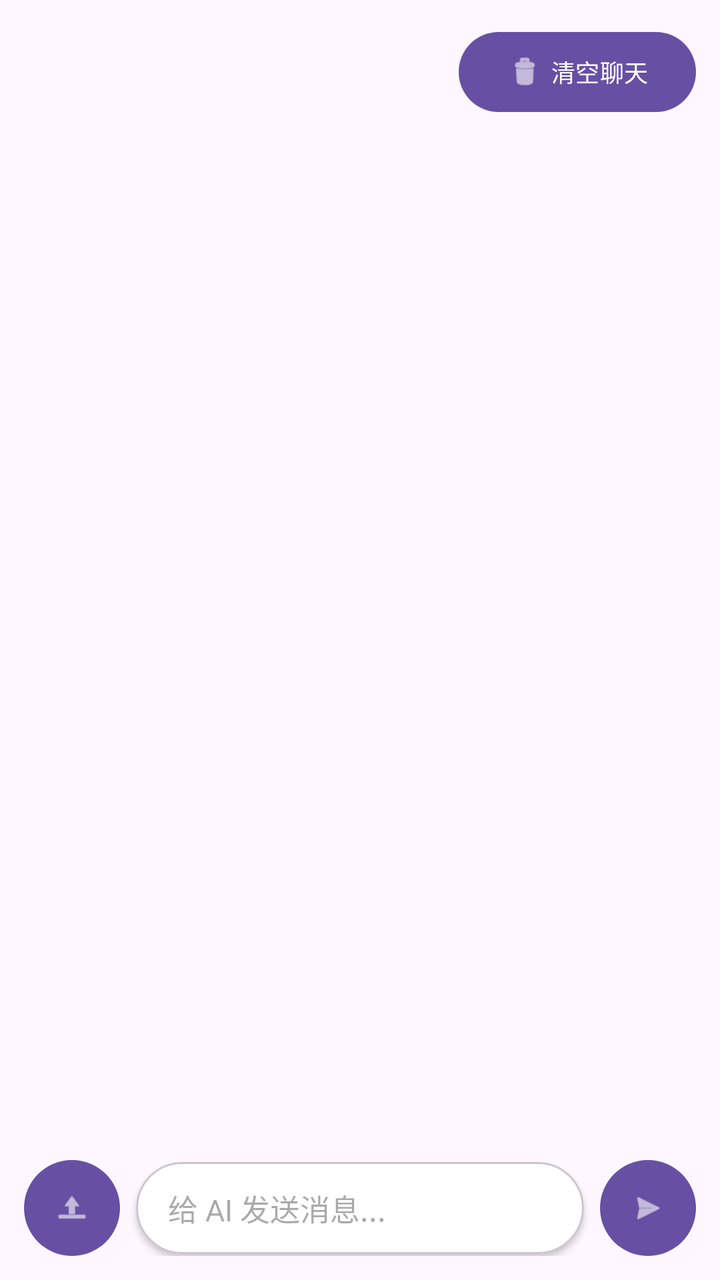
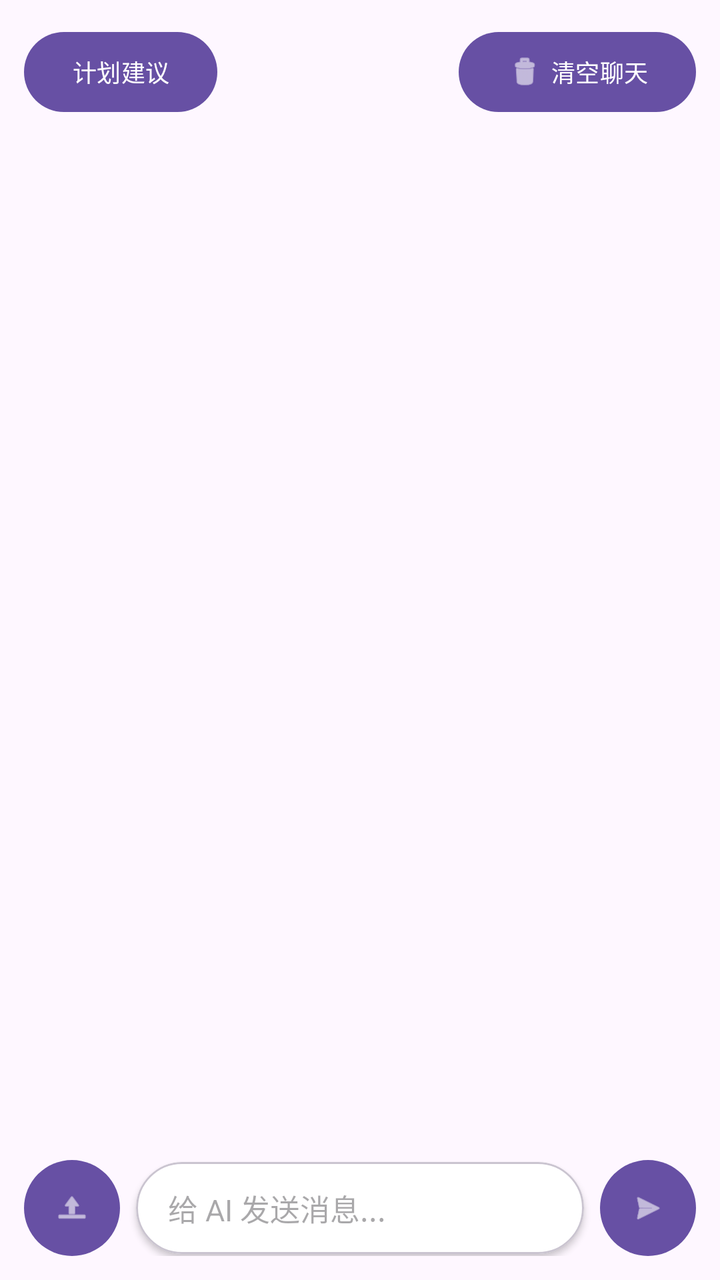

The first picture is an Android layout as it rendered before a commit; the second is the same layout after the commit. The layout source and the unified diff follow.
<!-- AndroidManifest.xml: application theme Theme.Qingke -->
<!-- res/layout/fragment_ai_assistant.xml -->
<?xml version="1.0" encoding="utf-8"?>
<androidx.constraintlayout.widget.ConstraintLayout xmlns:android="http://schemas.android.com/apk/res/android"
    xmlns:app="http://schemas.android.com/apk/res-auto"
    android:layout_width="match_parent"
    android:layout_height="match_parent"
    android:padding="12dp">

    
    <com.google.android.material.button.MaterialButton
        android:id="@+id/btnClearChat"
        android:layout_width="wrap_content"
        android:layout_height="wrap_content"
        android:text="清空聊天"
        android:textSize="12sp"
        app:cornerRadius="20dp"
        app:icon="@android:drawable/ic_menu_delete"
        app:iconGravity="textStart"
        app:iconPadding="4dp"
        app:layout_constraintEnd_toEndOf="parent"
        app:layout_constraintTop_toTopOf="parent" />

    
    <androidx.recyclerview.widget.RecyclerView
        android:id="@+id/rvMessages"
        android:layout_width="0dp"
        android:layout_height="0dp"
        android:layout_marginTop="8dp"
        android:layout_marginBottom="8dp"
        app:layout_constraintBottom_toTopOf="@+id/layoutInput"
        app:layout_constraintEnd_toEndOf="parent"
        app:layout_constraintStart_toStartOf="parent"
        app:layout_constraintTop_toBottomOf="@+id/btnClearChat" />

    
    <androidx.constraintlayout.widget.ConstraintLayout
        android:id="@+id/layoutInput"
        android:layout_width="0dp"
        android:layout_height="wrap_content"
        app:layout_constraintBottom_toBottomOf="parent"
        app:layout_constraintEnd_toEndOf="parent"
        app:layout_constraintStart_toStartOf="parent">

        
        <com.google.android.material.button.MaterialButton
            android:id="@+id/btnUploadFile"
            android:layout_width="48dp"
            android:layout_height="48dp"
            android:insetTop="0dp"
            android:insetBottom="0dp"
            app:cornerRadius="24dp"
            app:icon="@android:drawable/ic_menu_upload"
            app:iconGravity="textStart"
            app:iconPadding="0dp"
            app:layout_constraintBottom_toBottomOf="parent"
            app:layout_constraintStart_toStartOf="parent"
            app:layout_constraintTop_toTopOf="parent" />

        
        <com.google.android.material.card.MaterialCardView
            android:id="@+id/cardInput"
            android:layout_width="0dp"
            android:layout_height="wrap_content"
            android:layout_marginHorizontal="8dp"
            app:cardBackgroundColor="@android:color/white"
            app:cardCornerRadius="24dp"
            app:cardElevation="2dp"
            app:layout_constraintBottom_toBottomOf="parent"
            app:layout_constraintEnd_toStartOf="@+id/btnSend"
            app:layout_constraintStart_toEndOf="@+id/btnUploadFile"
            app:layout_constraintTop_toTopOf="parent">

            <EditText
                android:id="@+id/etMessage"
                android:layout_width="match_parent"
                android:layout_height="wrap_content"
                android:background="@null"
                android:hint="给 AI 发送消息..."
                android:inputType="textMultiLine|textCapSentences"
                android:maxLines="5"
                android:minLines="1"
                android:paddingHorizontal="16dp"
                android:paddingVertical="12dp"
                android:textSize="15sp" />

        </com.google.android.material.card.MaterialCardView>

        
        <com.google.android.material.button.MaterialButton
            android:id="@+id/btnSend"
            android:layout_width="48dp"
            android:layout_height="48dp"
            android:insetTop="0dp"
            android:insetBottom="0dp"
            app:cornerRadius="24dp"
            app:icon="@android:drawable/ic_menu_send"
            app:iconGravity="textStart"
            app:iconPadding="0dp"
            app:layout_constraintBottom_toBottomOf="parent"
            app:layout_constraintEnd_toEndOf="parent"
            app:layout_constraintTop_toTopOf="parent" />

    </androidx.constraintlayout.widget.ConstraintLayout>

</androidx.constraintlayout.widget.ConstraintLayout>
<!-- resources referenced by this layout -->
<resources>
  <style name="Theme.Qingke" parent="Base.Theme.Qingke" />
  <style name="Base.Theme.Qingke" parent="Theme.Material3.DayNight.NoActionBar">
          
          
      </style>
</resources>

<!-- the commit's change to res/layout/fragment_ai_assistant.xml (unified diff, before → after) -->
@@ -4,6 +4,17 @@
     android:layout_width="match_parent"
     android:layout_height="match_parent"
     android:padding="12dp">
+
+    
+    <com.google.android.material.button.MaterialButton
+        android:id="@+id/btnPlanSuggest"
+        android:layout_width="wrap_content"
+        android:layout_height="wrap_content"
+        android:text="计划建议"
+        android:textSize="12sp"
+        app:cornerRadius="20dp"
+        app:layout_constraintStart_toStartOf="parent"
+        app:layout_constraintTop_toTopOf="parent" />
 
     
     <com.google.android.material.button.MaterialButton
@@ -29,7 +40,7 @@
         app:layout_constraintBottom_toTopOf="@+id/layoutInput"
         app:layout_constraintEnd_toEndOf="parent"
         app:layout_constraintStart_toStartOf="parent"
-        app:layout_constraintTop_toBottomOf="@+id/btnClearChat" />
+        app:layout_constraintTop_toBottomOf="@+id/btnPlanSuggest" />
 
     
     <androidx.constraintlayout.widget.ConstraintLayout
